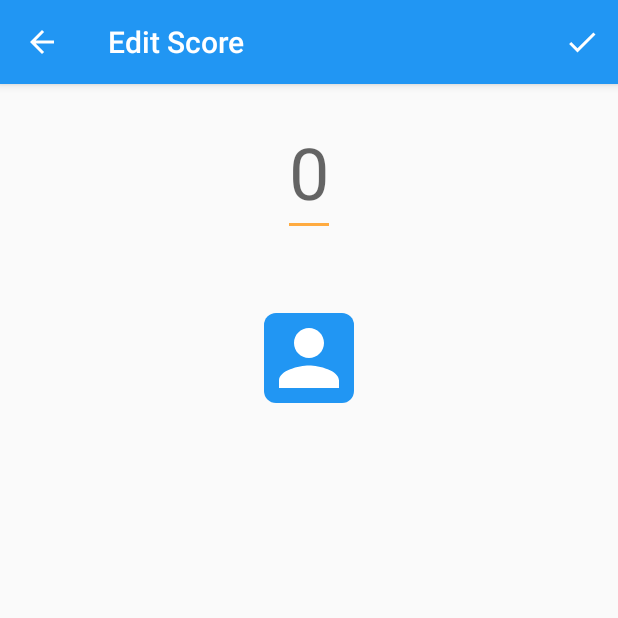
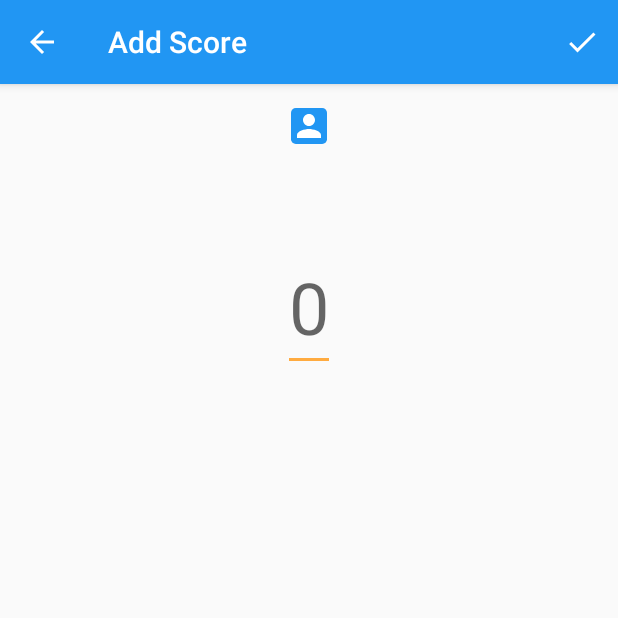
Before and after one commit to amandaroos/Scorekeeper, an Android app: the EditScoreActivity screen opened directly, with no data from a screen before it, on a phone screen of 412 x 824 dp, the top half of it. Run offline under Robolectric (Android 15) with nearby library versions, the phone set to English and light mode, and no system bars; 1 statement that could not run was skipped.

```diff
--- a/app/src/main/AndroidManifest.xml
+++ b/app/src/main/AndroidManifest.xml
@@ -19,8 +19,7 @@
             android:name=".EditScoreActivity"
             android:parentActivityName=".MainActivity"
             android:windowSoftInputMode="stateVisible"
-            android:theme="@style/EditorTheme"
-            android:label="Edit Score">
+            android:label="Add Score">
             <!-- Parent activity meta-data to support 4.0 and lower -->
             <meta-data
                 android:name="android.support.PARENT_ACTIVITY"
--- a/app/src/main/java/com/example/amanda/scorekeeperversion4/EditNameActivity.java
+++ b/app/src/main/java/com/example/amanda/scorekeeperversion4/EditNameActivity.java
@@ -133,6 +133,12 @@ public class EditNameActivity extends AppCompatActivity implements LoaderManager
             //Read name from the Cursor for the current player
             String playerName = cursor.getString(nameColumnIndex);
 
+            //Set the player name if it is not the default name
+            String defaultPlayerName = getString(R.string.main_default_name);
+            if (!playerName.equals(defaultPlayerName)){
+                mName.setText(playerName);
+            }
+
             //Save and finish EditScore activity when "done" is pressed on keyboard
             mScoreEditName.setOnEditorActionListener(new TextView.OnEditorActionListener() {
                 @Override
--- a/app/src/main/java/com/example/amanda/scorekeeperversion4/EditScoreActivity.java
+++ b/app/src/main/java/com/example/amanda/scorekeeperversion4/EditScoreActivity.java
@@ -41,7 +41,7 @@ public class EditScoreActivity extends AppCompatActivity implements LoaderManage
     //boolean for checking if user changed any parts of the form
     private boolean mPlayerHasChanged = false;
 
-    //check if changes were made
+    //TODO check if changes were made?
     private View.OnTouchListener mTouchListener = new View.OnTouchListener() {
         @Override
         public boolean onTouch(View view, MotionEvent motionEvent) {
--- a/app/src/main/res/layout/activity_edit_name.xml
+++ b/app/src/main/res/layout/activity_edit_name.xml
@@ -17,6 +17,7 @@
         android:layout_width="wrap_content"
         android:layout_height="wrap_content"
         android:hint="Player Name"
-        android:imeOptions="flagNoExtractUi"/>
+        android:imeOptions="flagNoExtractUi"
+        android:inputType="textPersonName"/>
 
 </LinearLayout>
--- a/app/src/main/res/layout/activity_edit_score.xml
+++ b/app/src/main/res/layout/activity_edit_score.xml
@@ -3,34 +3,13 @@
     xmlns:app="http://schemas.android.com/apk/res-auto"
     xmlns:tools="http://schemas.android.com/tools"
     android:layout_width="match_parent"
-    android:layout_height="match_parent"
+    android:layout_height="wrap_content"
     android:orientation="vertical"
     android:padding="16dp">
 
-
-    <EditText
-        android:id="@+id/score_input"
-        android:layout_width="wrap_content"
-        android:layout_height="wrap_content"
-        android:layout_gravity="center"
-        android:hint="0"
-        android:imeOptions="flagNoExtractUi"
-        android:inputType="numberSigned"
-        android:textAlignment="center"
-        android:textSize="48sp" />
-
-    <TextView
-        android:id="@+id/edit_player_score"
-        android:layout_width="wrap_content"
-        android:layout_height="wrap_content"
-        android:layout_gravity="center"
-        android:padding="16dp"
-        tools:text="existing score"
-        android:visibility="invisible"/>
-
     <ImageView
-        android:layout_width="wrap_content"
-        android:layout_height="wrap_content"
+        android:layout_width="24dp"
+        android:layout_height="24dp"
         android:layout_gravity="center"
         app:srcCompat="@drawable/avatar" />
 
@@ -39,7 +18,31 @@
         android:layout_width="wrap_content"
         android:layout_height="wrap_content"
         android:layout_gravity="center"
+        android:paddingTop="8dp"
         tools:text="Player Name" />
+
+    <TextView
+        android:id="@+id/edit_player_score"
+        android:layout_width="wrap_content"
+        android:layout_height="wrap_content"
+        android:paddingTop="8dp"
+        android:layout_gravity="center"
+        android:layout_weight="1"
+        android:textAlignment="center"
+        android:textAppearance="?android:textAppearanceMedium"
+        tools:text="4561234567" />
+
+    <EditText
+        android:id="@+id/score_input"
+        android:layout_width="wrap_content"
+        android:layout_height="wrap_content"
+        android:layout_gravity="center"
+        android:paddingTop="16dp"
+        android:hint="0"
+        android:imeOptions="flagNoExtractUi"
+        android:inputType="numberSigned"
+        android:textAlignment="center"
+        android:textSize="48sp"/>
 
 
 </LinearLayout>
--- a/app/src/main/res/layout/list_item.xml
+++ b/app/src/main/res/layout/list_item.xml
@@ -7,7 +7,8 @@
     android:layout_width="match_parent"
     android:layout_height="wrap_content"
     android:orientation="horizontal"
-    android:padding="@dimen/activity_margin">
+    android:padding="@dimen/activity_margin"
+    android:background="?android:attr/activatedBackgroundIndicator">
 
     <LinearLayout
         android:layout_width="0dp"
--- a/app/src/main/res/values/strings.xml
+++ b/app/src/main/res/values/strings.xml
@@ -1,5 +1,5 @@
 <resources>
-    <string name="app_name">ScoreKeeperVersion4</string>
+    <string name="app_name">Scorekeeper</string>
 
     <!-- Label for name category in the editor [CHAR LIMIT=30] -->
     <string name="category_name">Name</string>
@@ -14,7 +14,7 @@
     <string name="hint_player_score">0</string>
 
     <!-- Label for main activity menu option to delete all players [CHAR LIMIT=20] -->
-    <string name="action_delete_all_players">Delete All</string>
+    <string name="action_delete_all_players">Delete All Players</string>
 
     <!-- Label for editor menu option to save player and leave editor [CHAR LIMIT=20] -->
     <string name="action_save">Save</string>
--- a/app/src/main/res/values/styles.xml
+++ b/app/src/main/res/values/styles.xml
@@ -8,28 +8,5 @@
         <item name="colorAccent">@color/colorAccent</item>
     </style>
 
-    <!-- Theme of the editor -->
-    <style name="EditorTheme" parent="Theme.AppCompat.Light.DarkActionBar">
-        <item name="colorPrimary">@color/editorColorPrimary</item>
-        <item name="colorPrimaryDark">@color/editorColorPrimaryDark</item>
-        <item name="colorAccent">@color/colorAccent</item>
-    </style>
 
-    <!-- Style for a category in the editor -->
-    <style name="CategoryStyle">
-        <item name="android:layout_height">wrap_content</item>
-        <item name="android:layout_width">0dp</item>
-        <item name="android:layout_weight">1</item>
-        <item name="android:paddingTop">16dp</item>
-        <item name="android:paddingRight">16dp</item>
-        <item name="android:textColor">@color/colorAccent</item>
-        <item name="android:textAppearance">?android:textAppearanceSmall</item>
-    </style>
-
-    <!-- Style for an EditText field in the editor -->
-    <style name="EditorFieldStyle">
-        <item name="android:layout_height">wrap_content</item>
-        <item name="android:layout_width">match_parent</item>
-        <item name="android:textAppearance">?android:textAppearanceMedium</item>
-    </style>
 </resources>
```
Also changed, not shown: app/src/main/java/com/example/amanda/scorekeeperversion4/MainActivity.java (+38 -19 lines).
